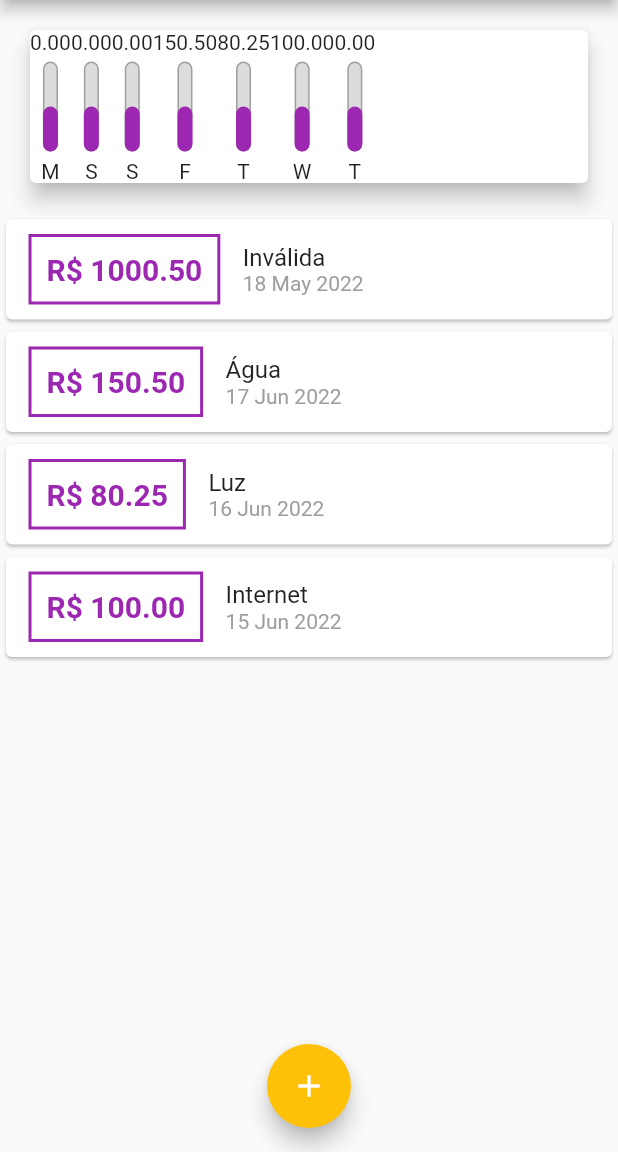
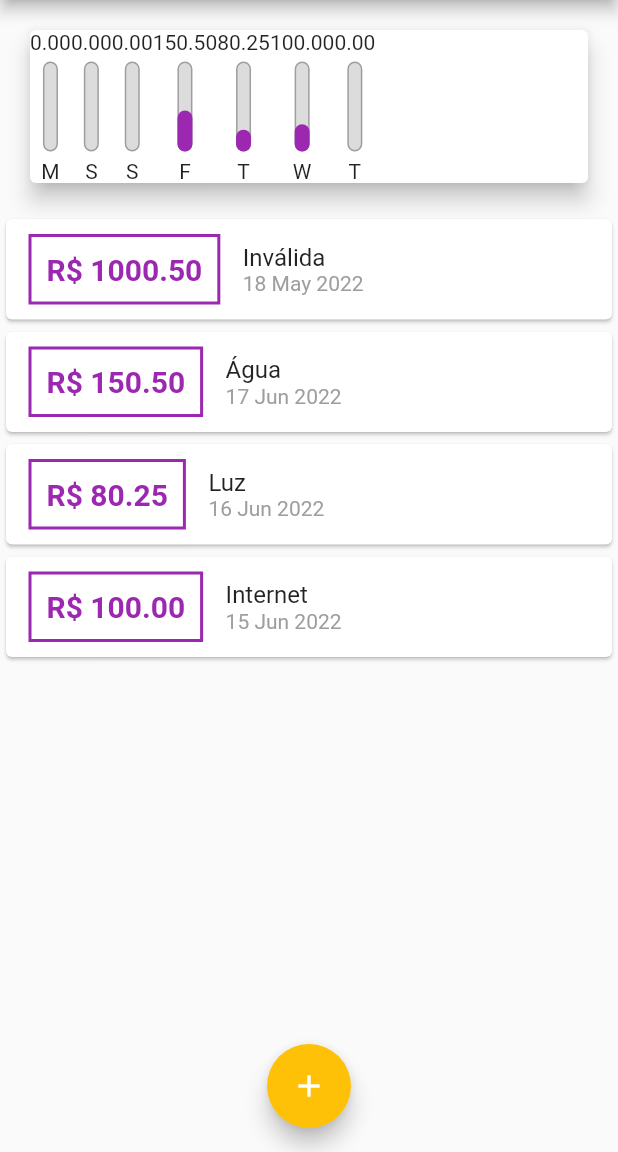
Before and after one commit to KevinCaires/personal_spent, a Flutter app: the screen it shows after launch, on a phone screen of 412 x 824 dp, the part 84-1236 px from its top. Run offline on Flutter 3.47's test engine with Material 2 defaults, Android fonts, the phone set to English and light mode, and no system bars.

```diff
--- a/lib/components/chart.dart
+++ b/lib/components/chart.dart
@@ -83,6 +83,12 @@ class Chart extends StatelessWidget {
     });
   }
 
+  double get _weekTotalValue {
+    return groupedTransactions.fold(0.0, (sum, tr) {
+      return sum + double.parse(tr['value'].toString());
+    });
+  }
+
   @override
   Widget build(BuildContext context) {
     return Card(
@@ -93,7 +99,7 @@ class Chart extends StatelessWidget {
           return ChartBar(
             label: tr['day'].toString(),
             value: double.parse(tr['value'].toString()),
-            percentage: 0.5,
+            percentage: (tr['value'] as double) / _weekTotalValue,
           );
         }).toList(),
       ),
```
